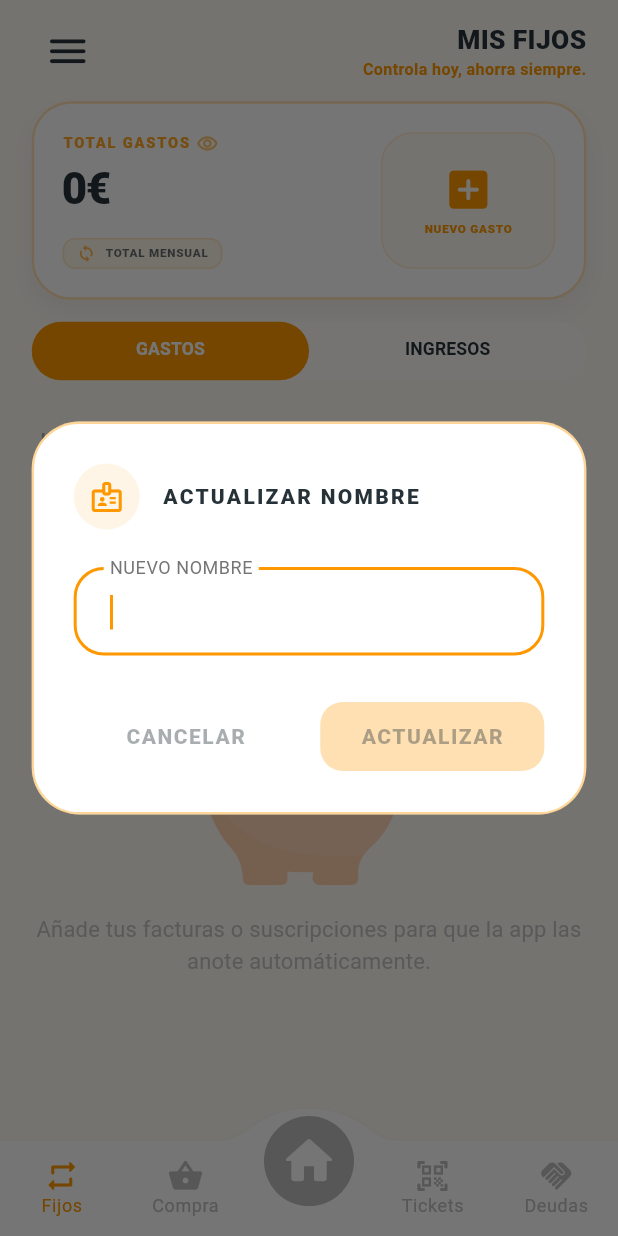
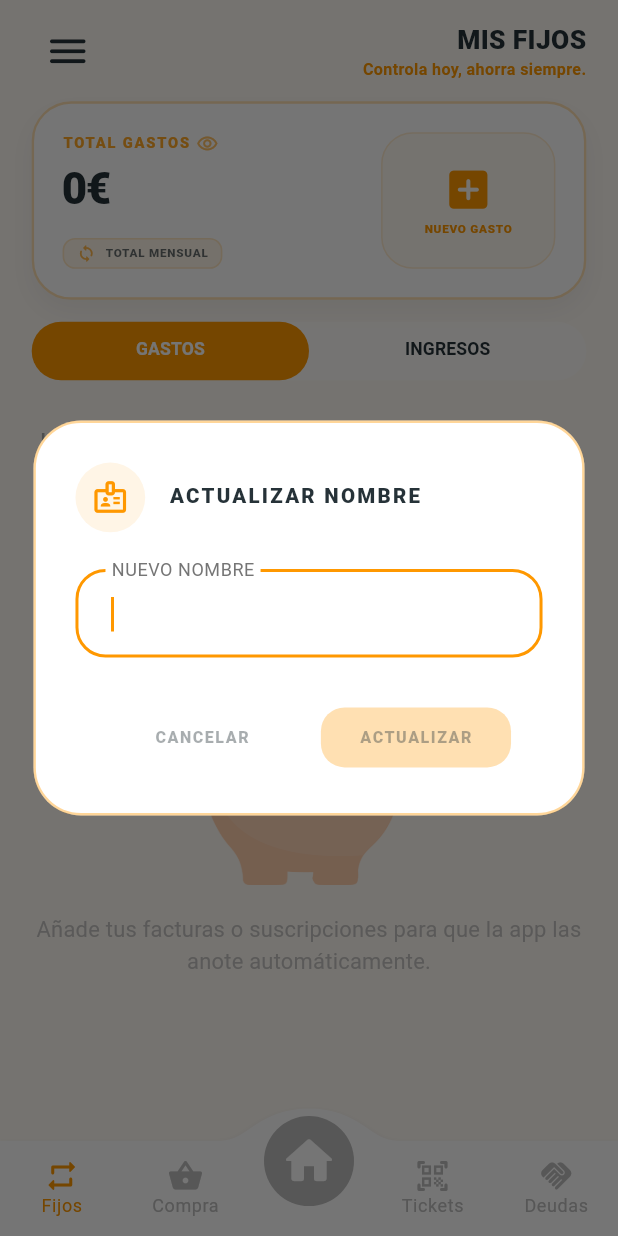
Before and after one commit to jmcerezodev/AhorrApp, a Flutter app: the MainNavigatorScreen screen opened by its route, after a tap on the "menu" icon, after a tap on "Cambiar Nombre", on a phone screen of 412 x 824 dp. Run offline on Flutter 3.47's test engine with Material 3 defaults, Android fonts, the phone set to English and light mode, and no system bars; drawn by our look-alikes of convex_bottom_bar; our stand-ins replace animate_do, appwrite, connectivity_plus, equatable, fl_chart, flutter_bloc and 10 more; missing offline and left inert: gal, google_mlkit_document_scanner, google_mlkit_text_recognition; accounts and stored records are empty; generated files the repository leaves out were written again; network calls fail.

Commit message:
feat: optimización responsiva del Drawer y refinamiento de diálogos
- Implementación de scroll dinámico en el menú lateral para evitar cortes en pantallas pequeñas.
- Adaptación del DrawerHeader y elementos de navegación mediante ResponsiveUtils (.h, .w, .sp).
- Ajuste de jerarquía visual en diálogos del Drawer: reducción de fuentes y paddings para iPhone 7.
- Implementación de límites de escalado en textos para garantizar legibilidad sin saturar la pantalla.
- Uso de OverflowBar y FittedBox en diálogos para asegurar la visibilidad de acciones en dispositivos compactos.
- Persistencia del formato de números enteros (100) en todos los componentes del menú.

```diff
--- a/lib/presentation/widgets/dialogs/app_dialogs.dart
+++ b/lib/presentation/widgets/dialogs/app_dialogs.dart
@@ -1,3 +1,4 @@
+import 'package:ahorrapp/core/config/responsive_utils.dart';
 import 'package:flutter/material.dart';
 
 /// Clase de utilidad para invocar diálogos siguiendo el estándar visual de AhorrApp.
@@ -36,25 +37,28 @@ class AppDialogs {
       children: [
         if (circularBackground)
           Container(
-            padding: const EdgeInsets.all(12),
+            padding: EdgeInsets.all(12.w),
             decoration: BoxDecoration(
               color: color.withValues(alpha: 0.1),
               shape: BoxShape.circle,
             ),
-            child: customIcon ?? Icon(icon, color: color, size: iconSize),
+            child: customIcon ?? Icon(icon, color: color, size: iconSize.w),
           )
         else
-          customIcon ?? Icon(icon, color: color, size: iconSize),
+          customIcon ?? Icon(icon, color: color, size: iconSize.w),
 
-        const SizedBox(height: 20),
-        Text(
+        SizedBox(height: 20.h),
+        FittedBox(
+          fit: BoxFit.scaleDown,
+          child: Text(
             title.toUpperCase(),
             textAlign: TextAlign.center,
             style: TextStyle(
-            fontSize: fontSize,
+              fontSize: fontSize.sp,
               fontWeight: FontWeight.w900,
               color: titleColor ?? colorScheme.onSurface,
               letterSpacing: 1.5,
+            ),
           ),
         ),
       ],
@@ -73,22 +77,26 @@ class AppDialogs {
       key: key,
       children: [
         Container(
-          padding: const EdgeInsets.all(10),
+          padding: EdgeInsets.all(10.w),
           decoration: BoxDecoration(
             color: color.withValues(alpha: 0.1),
             shape: BoxShape.circle,
           ),
-          child: Icon(icon, color: color, size: 24),
+          child: Icon(icon, color: color, size: 24.w),
         ),
-        const SizedBox(width: 15),
+        SizedBox(width: 15.w),
         Expanded(
+          child: FittedBox(
+            fit: BoxFit.scaleDown,
+            alignment: Alignment.centerLeft,
             child: Text(
               title.toUpperCase(),
               style: TextStyle(
-              fontSize: 14,
+                fontSize: 14.sp,
                 fontWeight: FontWeight.w900,
                 color: colorScheme.onSurface,
                 letterSpacing: 1.5,
+              ),
             ),
           ),
         ),
@@ -101,9 +109,9 @@ class AppDialogs {
       message,
       textAlign: TextAlign.center,
       style: TextStyle(
-        fontSize: 13,
+        fontSize: 12.sp, // Bajamos de 13 a 12 para iPhone 7
         color: customColor ?? colorScheme.onSurface.withValues(alpha: 0.6),
-        height: 1.6,
+        height: 1.5,
         fontWeight: FontWeight.w500,
       ),
     );
@@ -120,17 +128,21 @@ class AppDialogs {
       style: ElevatedButton.styleFrom(
         backgroundColor: color,
         foregroundColor: Colors.white,
-        padding: const EdgeInsets.symmetric(vertical: 15),
+        padding: EdgeInsets.symmetric(vertical: 12.h), // Bajamos de 15 a 12
         elevation: 0,
-        shape: RoundedRectangleBorder(borderRadius: BorderRadius.circular(15)),
+        shape: RoundedRectangleBorder(borderRadius: BorderRadius.circular(15.w)),
         disabledBackgroundColor: color.withValues(alpha: 0.3),
       ),
       child: Center(
         child: isLoading
-          ? const SizedBox(width: 20, height: 20, child: CircularProgressIndicator(color: Colors.white, strokeWidth: 2))
+          ? SizedBox(width: 18.w, height: 18.w, child: const CircularProgressIndicator(color: Colors.white, strokeWidth: 2))
           : Text(
               text.toUpperCase(),
-              style: const TextStyle(fontWeight: FontWeight.w900, letterSpacing: 1),
+              style: TextStyle(
+                fontSize: 11.sp,
+                fontWeight: FontWeight.w900,
+                letterSpacing: 1
+              ),
             ),
       ),
     );
@@ -144,8 +156,8 @@ class AppDialogs {
     return TextButton(
       onPressed: onPressed,
       style: TextButton.styleFrom(
-        padding: const EdgeInsets.symmetric(vertical: 15),
-        shape: RoundedRectangleBorder(borderRadius: BorderRadius.circular(15)),
+        padding: EdgeInsets.symmetric(vertical: 12.h),
+        shape: RoundedRectangleBorder(borderRadius: BorderRadius.circular(15.w)),
       ),
       child: Text(
         text.toUpperCase(),
@@ -153,6 +165,7 @@ class AppDialogs {
           color: (onPressed == null)
             ? colorScheme.onSurface.withValues(alpha: 0.2)
             : colorScheme.onSurface.withValues(alpha: 0.4),
+          fontSize: 11.sp,
           fontWeight: FontWeight.w900,
           letterSpacing: 1,
         ),
--- a/lib/presentation/widgets/dialogs/drawer_dialogs/update_name_dialog.dart
+++ b/lib/presentation/widgets/dialogs/drawer_dialogs/update_name_dialog.dart
@@ -1,3 +1,4 @@
+import 'package:ahorrapp/core/config/responsive_utils.dart';
 import 'package:ahorrapp/presentation/bloc/authentication_cubits/update_name/update_name_cubit.dart';
 import 'package:ahorrapp/presentation/widgets/dialogs/app_dialogs.dart';
 import 'package:ahorrapp/presentation/widgets/dialogs/custom_dialog_wrapper.dart';
@@ -38,7 +39,7 @@ class UpdateNameDialog extends StatelessWidget {
       },
       child: CustomDialogWrapper(
         borderColor: Colors.orange.withValues(alpha: isDark ? 0.2 : 0.4),
-        horizontalInsetPadding: 20,
+        horizontalInsetPadding: 20.w,
         child: Column(
           mainAxisSize: MainAxisSize.min,
           children: [
@@ -48,7 +49,7 @@ class UpdateNameDialog extends StatelessWidget {
               color: Colors.orange,
               colorScheme: colorScheme
             ),
-            const SizedBox(height: 25),
+            SizedBox(height: 25.h),
 
             Flexible(
               child: SingleChildScrollView(
@@ -70,19 +71,23 @@ class UpdateNameDialog extends StatelessWidget {
               ),
             ),
 
-            const SizedBox(height: 30),
+            SizedBox(height: 30.h),
 
-            Row(
+            OverflowBar(
+              spacing: 15.w,
+              overflowSpacing: 10.h,
+              alignment: MainAxisAlignment.center,
               children: [
-                Expanded(
+                SizedBox(
+                  width: 120.w,
                   child: AppDialogs.dialogSecondaryButton(
                     text: 'CANCELAR',
                     onPressed: () => context.pop(),
                     colorScheme: colorScheme
                   ),
                 ),
-                const SizedBox(width: 15),
-                Expanded(
+                SizedBox(
+                  width: 120.w,
                   child: AppDialogs.dialogPrimaryButton(
                     text: 'ACTUALIZAR',
                     color: Colors.orange,
--- a/lib/presentation/widgets/dialogs/drawer_dialogs/update_password_dialog.dart
+++ b/lib/presentation/widgets/dialogs/drawer_dialogs/update_password_dialog.dart
@@ -1,3 +1,4 @@
+import 'package:ahorrapp/core/config/responsive_utils.dart';
 import 'package:ahorrapp/presentation/bloc/authentication_cubits/update_password_cubit/update_password_cubit.dart';
 import 'package:ahorrapp/presentation/widgets/dialogs/app_dialogs.dart';
 import 'package:ahorrapp/presentation/widgets/dialogs/custom_dialog_wrapper.dart';
@@ -24,7 +25,7 @@ class UpdatePasswordDialog extends StatelessWidget {
       create: (context) => UpdatePasswordCubit(),
       child: CustomDialogWrapper(
         borderColor: Colors.orange.withValues(alpha: isDark ? 0.2 : 0.4),
-        horizontalInsetPadding: 20,
+        horizontalInsetPadding: 20.w,
         child: Column(
           mainAxisSize: MainAxisSize.min,
           children: [
@@ -34,7 +35,7 @@ class UpdatePasswordDialog extends StatelessWidget {
               color: Colors.orange,
               colorScheme: colorScheme
             ),
-            const SizedBox(height: 25),
+            SizedBox(height: 25.h),
 
             const UpdatePasswordInputWidget(),
           ],
--- a/lib/presentation/widgets/drawer/side_menu_widget.dart
+++ b/lib/presentation/widgets/drawer/side_menu_widget.dart
@@ -1,4 +1,5 @@
 import 'package:ahorrapp/core/auth/biometric_service.dart';
+import 'package:ahorrapp/core/config/responsive_utils.dart';
 import 'package:ahorrapp/core/di/service_locator.dart';
 import 'package:ahorrapp/core/shared_preferences/preferences.dart';
 import 'package:ahorrapp/core/sync/sync_service.dart';
@@ -21,12 +22,15 @@ class SideMenuWidget extends StatelessWidget {
     final biometricService = BiometricService();
     final primaryOrange = Theme.of(context).primaryColor;
 
+    // Detectamos si es pantalla pequeña (iPhone 7 altura aprox 667)
+    final bool isSmallScreen = MediaQuery.of(context).size.height <= 700;
+
     return Drawer(
       backgroundColor: Theme.of(context).scaffoldBackgroundColor,
-      shape: const RoundedRectangleBorder(
+      shape: RoundedRectangleBorder(
         borderRadius: BorderRadius.only(
-          topRight: Radius.circular(30),
-          bottomRight: Radius.circular(30),
+          topRight: Radius.circular(30.w),
+          bottomRight: Radius.circular(30.w),
         ),
       ),
       child: Column(
@@ -37,9 +41,9 @@ class SideMenuWidget extends StatelessWidget {
               padding: EdgeInsets.zero,
               physics: const BouncingScrollPhysics(),
               children: [
-                const SizedBox(height: 10),
+                SizedBox(height: 10.h),
                 const _SyncButton(),
-                const SizedBox(height: 10),
+                SizedBox(height: 10.h),
                 const _SectionTitle(title: 'AJUSTES DE LA APP'),
 
                 _CustomSwitchItem(
@@ -79,14 +83,15 @@ class SideMenuWidget extends StatelessWidget {
                 ),
 
                 Padding(
-                  padding: const EdgeInsets.symmetric(horizontal: 25, vertical: 5),
-                  child: Divider(height: 1, thickness: 0.5, color: primaryOrange.withOpacity(0.3)),
+                  padding: EdgeInsets.symmetric(horizontal: 25.w, vertical: 5.h),
+                  child: Divider(height: 1.h, thickness: 0.5, color: primaryOrange.withOpacity(0.3)),
                 ),
 
                 const _SectionTitle(title: 'GESTIÓN DE CUENTA'),
                 _DrawerItem(
                   icon: Icons.badge_outlined,
                   label: 'Cambiar Nombre',
+                  isSmallScreen: isSmallScreen,
                   onTap: () {
                     Navigator.pop(context);
                     showDialog(
@@ -99,6 +104,7 @@ class SideMenuWidget extends StatelessWidget {
                 _DrawerItem(
                   icon: Icons.lock_reset_rounded,
                   label: 'Cambiar Contraseña',
+                  isSmallScreen: isSmallScreen,
                   onTap: () {
                     Navigator.pop(context);
                     showDialog(
@@ -115,6 +121,7 @@ class SideMenuWidget extends StatelessWidget {
                 _DrawerItem(
                   icon: Icons.picture_as_pdf_rounded,
                   label: 'Exportar Reporte (PDF)',
+                  isSmallScreen: isSmallScreen,
                   onTap: () {
                     Navigator.pop(context);
                     showDialog(
@@ -128,6 +135,7 @@ class SideMenuWidget extends StatelessWidget {
                 _DrawerItem(
                   icon: Icons.logout_rounded,
                   label: 'Cerrar Sesión',
+                  isSmallScreen: isSmallScreen,
                   onTap: () {
                     Navigator.pop(context);
                     showDialog(
@@ -143,6 +151,7 @@ class SideMenuWidget extends StatelessWidget {
                   label: 'Eliminar Cuenta',
                   iconColor: Colors.red.shade300,
                   labelColor: Colors.red.shade300,
+                  isSmallScreen: isSmallScreen,
                   onTap: () {
                     Navigator.pop(context);
                     showDialog(
@@ -157,14 +166,15 @@ class SideMenuWidget extends StatelessWidget {
                 ),
 
                 Padding(
-                  padding: const EdgeInsets.symmetric(horizontal: 25, vertical: 5),
-                  child: Divider(height: 1, thickness: 0.5, color: primaryOrange.withOpacity(0.3)),
+                  padding: EdgeInsets.symmetric(horizontal: 25.w, vertical: 5.h),
+                  child: Divider(height: 1.h, thickness: 0.5, color: primaryOrange.withOpacity(0.3)),
                 ),
 
                 const _SectionTitle(title: 'INFORMACIÓN Y LEGAL'),
                 _DrawerItem(
                   icon: Icons.verified_user_outlined,
                   label: 'Licencias',
+                  isSmallScreen: isSmallScreen,
                   onTap: () {
                     Navigator.pop(context);
                     context.push('/licenses');
@@ -173,12 +183,13 @@ class SideMenuWidget extends StatelessWidget {
                 _DrawerItem(
                   icon: Icons.privacy_tip_outlined,
                   label: 'Privacidad',
+                  isSmallScreen: isSmallScreen,
                   onTap: () {
                     Navigator.pop(context);
                     context.push('/privacy');
                   },
                 ),
-                const SizedBox(height: 20),
+                SizedBox(height: 20.h),
               ],
             ),
           ),
@@ -201,16 +212,16 @@ class _SyncButton extends StatelessWidget {
     final primaryOrange = Theme.of(context).primaryColor;
 
     return Padding(
-      padding: const EdgeInsets.symmetric(horizontal: 25),
+      padding: EdgeInsets.symmetric(horizontal: 25.w),
       child: OutlinedButton.icon(
         onPressed: () => _showSyncDialog(context),
-        icon: const Icon(Icons.sync_rounded, size: 18),
-        label: const Text('SINCRONIZAR AHORA', style: TextStyle(fontSize: 11, letterSpacing: 1)),
+        icon: Icon(Icons.sync_rounded, size: 18.w),
+        label: Text('SINCRONIZAR AHORA', style: TextStyle(fontSize: 11.sp, letterSpacing: 1)),
         style: OutlinedButton.styleFrom(
           foregroundColor: primaryOrange,
           side: BorderSide(color: primaryOrange.withOpacity(0.5)),
-          minimumSize: const Size(double.infinity, 45),
-          shape: RoundedRectangleBorder(borderRadius: BorderRadius.circular(15)),
+          minimumSize: Size(double.infinity, 45.h),
+          shape: RoundedRectangleBorder(borderRadius: BorderRadius.circular(15.w)),
           backgroundColor: isDark ? primaryOrange.withOpacity(0.05) : Colors.white,
         ),
       ),
@@ -223,7 +234,6 @@ class _SyncButton extends StatelessWidget {
       barrierDismissible: false,
       builder: (context) => const _SyncStatusDialog(),
     ).then((_) {
-      // Al cerrar el diálogo (ya sea manual o automático), reseteamos el estado a idle
       getIt<SyncService>().resetSyncStatus();
     });
     getIt<SyncService>().forceSync();
@@ -303,22 +313,22 @@ class _SyncStatusDialogState extends State<_SyncStatusDialog> with SingleTickerP
             children: [
               RotationTransition(
                 turns: status == SyncStatus.syncing ? _rotationController : const AlwaysStoppedAnimation(0),
-                child: Icon(icon, color: iconColor, size: 50),
+                child: Icon(icon, color: iconColor, size: 50.w),
               ),
-              const SizedBox(height: 20),
+              SizedBox(height: 20.h),
               Text(
                 title,
-                style: const TextStyle(fontWeight: FontWeight.bold, fontSize: 18),
+                style: TextStyle(fontWeight: FontWeight.bold, fontSize: 18.sp),
                 textAlign: TextAlign.center,
               ),
-              const SizedBox(height: 10),
+              SizedBox(height: 10.h),
               Text(
                 message,
                 textAlign: TextAlign.center,
-                style: const TextStyle(fontSize: 13, color: Colors.grey),
+                style: TextStyle(fontSize: 13.sp, color: Colors.grey),
               ),
               if (status == SyncStatus.success || status == SyncStatus.error) ...[
-                const SizedBox(height: 20),
+                SizedBox(height: 20.h),
                 TextButton(
                   onPressed: () => Navigator.of(context).pop(),
                   child: const Text('CERRAR'),
@@ -339,7 +349,7 @@ class _Footer extends StatelessWidget {
   Widget build(BuildContext context) {
     final primaryOrange = Theme.of(context).primaryColor;
     return Padding(
-      padding: const EdgeInsets.only(bottom: 25, top: 10),
+      padding: EdgeInsets.only(bottom: 25.h, top: 10.h),
       child: GestureDetector(
         onTap: () async {
           final Uri url = Uri.parse('https://jmcerezo.dev');
@@ -352,17 +362,17 @@ class _Footer extends StatelessWidget {
             Text(
               'Desarrollado con ❤️ por',
               style: TextStyle(
-                fontSize: 9,
+                fontSize: 9.sp,
                 fontWeight: FontWeight.w600,
                 color: Colors.blueGrey.shade300,
                 letterSpacing: 0.5,
               ),
             ),
-            const SizedBox(height: 4),
+            SizedBox(height: 4.h),
             Text(
               'JMCEREZO.DEV',
               style: TextStyle(
-                fontSize: 11,
+                fontSize: 11.sp,
                 fontWeight: FontWeight.w900,
                 color: primaryOrange,
                 letterSpacing: 2,
@@ -398,51 +408,51 @@ class _CustomSwitchItem extends StatelessWidget {
     final primaryOrange = Theme.of(context).primaryColor;
 
     return Padding(
-      padding: const EdgeInsets.symmetric(horizontal: 25, vertical: 5),
+      padding: EdgeInsets.symmetric(horizontal: 25.w, vertical: 5.h),
       child: Row(
         children: [
-          Icon(leadingIcon, color: primaryOrange, size: 20),
-          const SizedBox(width: 15),
+          Icon(leadingIcon, color: primaryOrange, size: 20.w),
+          SizedBox(width: 15.w),
           Expanded(
             child: Text(
               label,
               style: TextStyle(
                 color: isDark ? Colors.white70 : Colors.blueGrey.shade800,
-                fontSize: 13,
+                fontSize: 13.sp,
                 fontWeight: FontWeight.w700,
               ),
             ),
           ),
-          const SizedBox(width: 10),
+          SizedBox(width: 10.w),
           GestureDetector(
             onTap: () => onChanged(!value),
             child: AnimatedContainer(
               duration: const Duration(milliseconds: 250),
-              width: 50,
-              height: 28,
+              width: 50.w,
+              height: 28.h,
               decoration: BoxDecoration(
-                borderRadius: BorderRadius.circular(20),
+                borderRadius: BorderRadius.circular(20.w),
                 color: value ? primaryOrange : (isDark ? Colors.white12 : Colors.grey.shade100),
                 border: Border.all(
                   color: primaryOrange.withOpacity(0.3),
-                  width: 1.5,
+                  width: 1.5.w,
                 ),
               ),
               child: AnimatedAlign(
                 duration: const Duration(milliseconds: 250),
                 alignment: value ? Alignment.centerRight : Alignment.centerLeft,
                 child: Padding(
-                  padding: const EdgeInsets.all(2.0),
+                  padding: EdgeInsets.all(2.0.w),
                   child: Container(
-                    width: 22,
-                    height: 22,
+                    width: 22.w,
+                    height: 22.w,
                     decoration: const BoxDecoration(
                       shape: BoxShape.circle,
                       color: Colors.white,
                     ),
                     child: Icon(
                       value ? activeIcon : inactiveIcon,
-                      size: 13,
+                      size: 13.w,
                       color: value ? primaryOrange : Colors.grey.shade400,
                     ),
                   ),
@@ -465,41 +475,41 @@ class _Header extends StatelessWidget {
     final primaryOrange = Theme.of(context).primaryColor;
     return Container(
       width: double.infinity,
-      margin: const EdgeInsets.fromLTRB(15, 30, 15, 10),
-      padding: const EdgeInsets.symmetric(vertical: 20, horizontal: 20),
+      margin: EdgeInsets.fromLTRB(15.w, 30.h, 15.w, 10.h),
+      padding: EdgeInsets.symmetric(vertical: 20.h, horizontal: 20.w),
       decoration: BoxDecoration(
         color: isDark ? const Color(0xFF1A1C1E) : Colors.white,
-        borderRadius: BorderRadius.circular(25),
+        borderRadius: BorderRadius.circular(25.w),
         border: Border.all(color: primaryOrange.withOpacity(0.1)),
         boxShadow: [
           BoxShadow(
             color: primaryOrange.withOpacity(0.05),
-            blurRadius: 10,
-            offset: const Offset(0, 5),
+            blurRadius: 10.w,
+            offset: Offset(0, 5.h),
           ),
         ],
       ),
       child: Column(
         children: [
-          Image.asset('assets/Logo.png', height: 45, fit: BoxFit.contain),
-          const SizedBox(height: 15),
+          Image.asset('assets/Logo.png', height: 45.h, fit: BoxFit.contain),
+          SizedBox(height: 15.h),
           Text(
             Preferences.name,
             textAlign: TextAlign.center,
             style: TextStyle(
               color: isDark ? Colors.white : Colors.blueGrey.shade900,
-              fontSize: 16,
+              fontSize: 16.sp,
               fontWeight: FontWeight.w900,
               letterSpacing: 0.5,
             ),
           ),
-          const SizedBox(height: 2),
+          SizedBox(height: 2.h),
           Text(
             Preferences.email,
             textAlign: TextAlign.center,
             style: TextStyle(
               color: isDark ? Colors.white54 : Colors.blueGrey.shade400,
-              fontSize: 12,
+              fontSize: 12.sp,
               fontWeight: FontWeight.w600,
             ),
           ),
@@ -516,11 +526,11 @@ class _SectionTitle extends StatelessWidget {
   @override
   Widget build(BuildContext context) {
     return Padding(
-      padding: const EdgeInsets.fromLTRB(25, 10, 25, 5),
+      padding: EdgeInsets.fromLTRB(25.w, 10.h, 25.w, 5.h),
       child: Text(
         title,
         style: TextStyle(
-          fontSize: 9,
+          fontSize: 9.sp,
           fontWeight: FontWeight.w900,
           color: Colors.blueGrey.shade300,
           letterSpacing: 1.5,
@@ -536,6 +546,7 @@ class _DrawerItem extends StatelessWidget {
   final VoidCallback onTap;
   final Color? iconColor;
   final Color? labelColor;
+  final bool isSmallScreen;
 
   const _DrawerItem({
     required this.icon,
@@ -543,6 +554,7 @@ class _DrawerItem extends StatelessWidget {
     required this.onTap,
     this.iconColor,
     this.labelColor,
+    this.isSmallScreen = false,
   });
 
   @override
@@ -550,18 +562,19 @@ class _DrawerItem extends StatelessWidget {
     final isDark = Theme.of(context).brightness == Brightness.dark;
     final primaryOrange = Theme.of(context).primaryColor;
     return Padding(
-      padding: const EdgeInsets.symmetric(horizontal: 15, vertical: 1),
+      padding: EdgeInsets.symmetric(horizontal: 15.w, vertical: 1.h),
       child: ListTile(
         onTap: onTap,
         dense: true,
-        visualDensity: VisualDensity.compact,
-        shape: RoundedRectangleBorder(borderRadius: BorderRadius.circular(12)),
-        leading: Icon(icon, color: iconColor ?? primaryOrange, size: 20),
+        // Ajustamos la densidad visual si la pantalla es pequeña (iPhone 7)
+        visualDensity: isSmallScreen ? VisualDensity.compact : VisualDensity.standard,
+        shape: RoundedRectangleBorder(borderRadius: BorderRadius.circular(12.w)),
+        leading: Icon(icon, color: iconColor ?? primaryOrange, size: 20.w),
         title: Text(
           label,
           style: TextStyle(
             color: labelColor ?? (isDark ? Colors.white70 : Colors.blueGrey.shade800),
-            fontSize: 13,
+            fontSize: 13.sp,
             fontWeight: FontWeight.w700,
           ),
         ),
```
Also changed, not shown: lib/core/config/responsive_utils.dart (+7 -8 lines), lib/presentation/widgets/dialogs/drawer_dialogs/delete_acount_dialog.dart (+26 -16 lines), lib/presentation/widgets/dialogs/drawer_dialogs/sing_out_dialog.dart (+13 -8 lines), lib/presentation/widgets/inputs/forms/authentication_inputs_widget/update_password_input_widget.dart (+26 -15 lines). Lines whose indentation alone changed are shown as unchanged.
